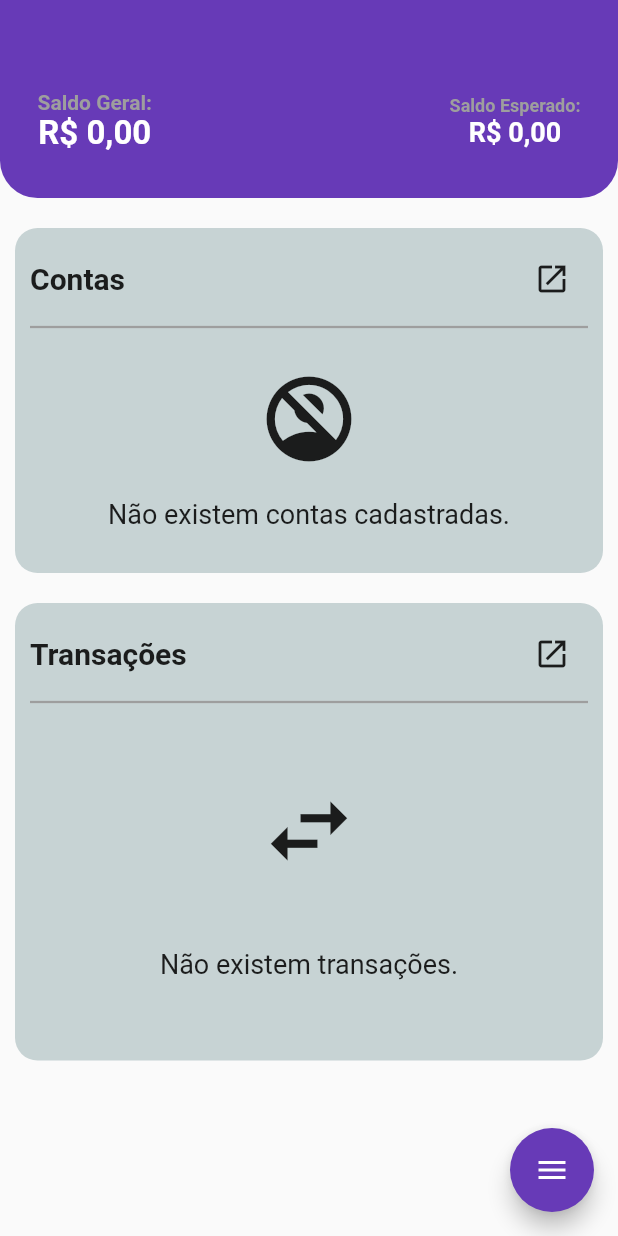
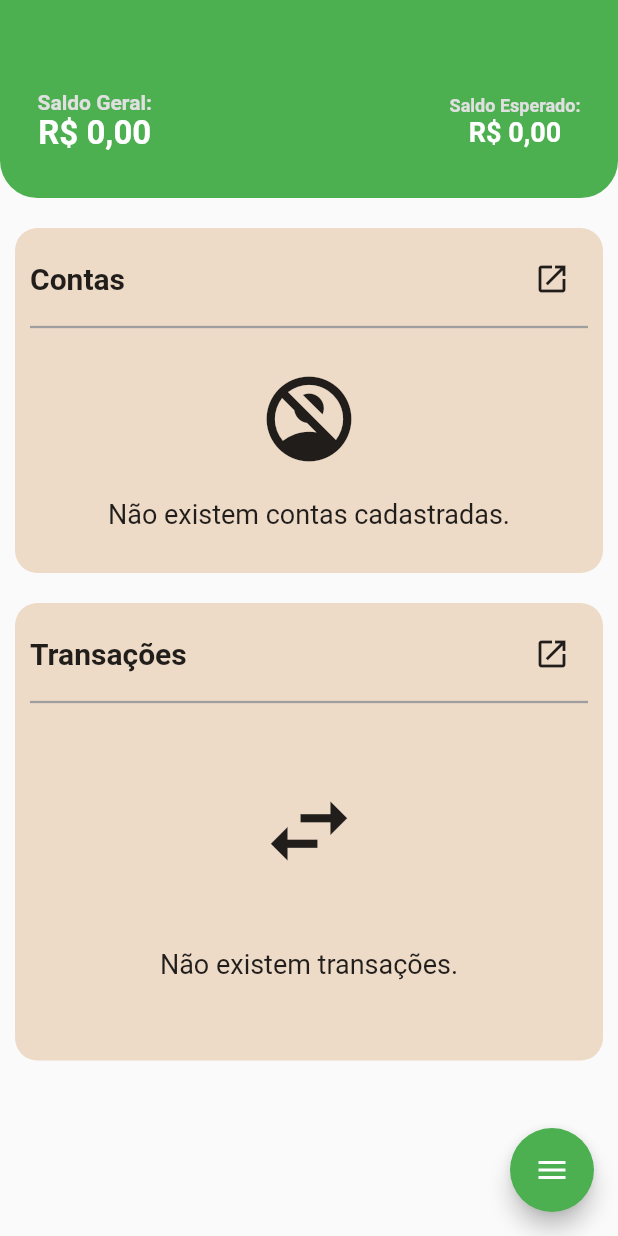
Before and after one commit to victorguarana/guarawallet, a Flutter app: the screen it shows after launch, on a phone screen of 412 x 824 dp. Run offline on Flutter 3.47's test engine with Material 2 defaults, Android fonts, the phone set to English and light mode, and no system bars; drawn by our look-alikes of flutter_speed_dial; our stand-ins replace sqflite; accounts and stored records are empty.

Commit message:
change base colors

```diff
--- a/lib/components/sections/overview_section.dart
+++ b/lib/components/sections/overview_section.dart
@@ -38,9 +38,12 @@ class _SummaryWidgetState extends State<_SummaryWidget> {
     return Row(mainAxisAlignment: MainAxisAlignment.spaceBetween, children: [
       Column(
         children: [
-          const Text(
+          Text(
             'Saldo Geral:',
-            style: TextStyle(fontWeight: FontWeight.bold, color: Colors.grey),
+            style: TextStyle(
+              fontWeight: FontWeight.bold,
+              color: Colors.grey[300],
+            ),
           ),
           Consumer<AccountsRepository>(builder: (context, accounts, child) {
             return RealText(
@@ -55,10 +58,13 @@ class _SummaryWidgetState extends State<_SummaryWidget> {
       ),
       Column(
         children: [
-          const Text(
+          Text(
             'Saldo Esperado:',
             style: TextStyle(
-                fontWeight: FontWeight.bold, color: Colors.grey, fontSize: 12),
+              fontWeight: FontWeight.bold,
+              color: Colors.grey[300],
+              fontSize: 12,
+            ),
           ),
           Consumer<AccountsRepository>(builder: (context, accounts, child) {
             return RealText(
--- a/lib/themes/theme_colors.dart
+++ b/lib/themes/theme_colors.dart
@@ -1,6 +1,8 @@
 import 'package:flutter/material.dart';
 
 class ThemeColors {
-  static const MaterialColor primaryColor = Colors.deepPurple;
-  static const Color secondaryColor = Color.fromARGB(255, 199, 211, 212);
+  // static const MaterialColor primaryColor = Colors.deepPurple;
+  static const MaterialColor primaryColor = Colors.green;
+  static const Color secondaryColor = Color.fromARGB(255, 237, 218, 199);
+  // static const Color secondaryColor = Color.fromARGB(255, 199, 211, 212);
 }
```
